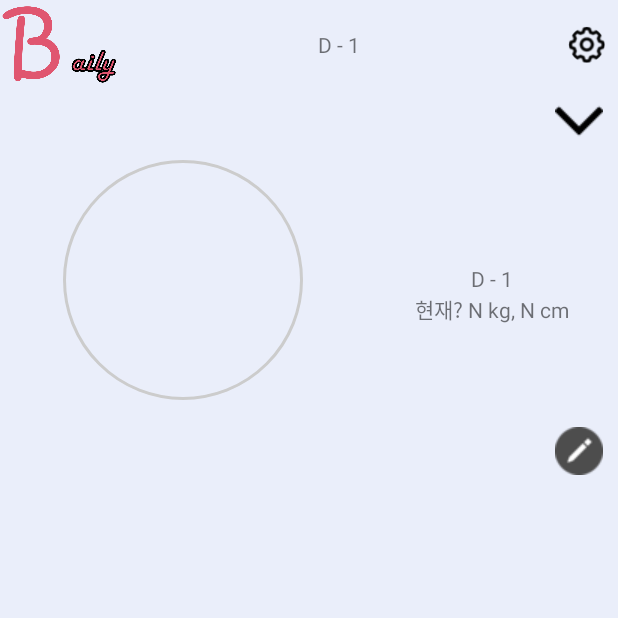
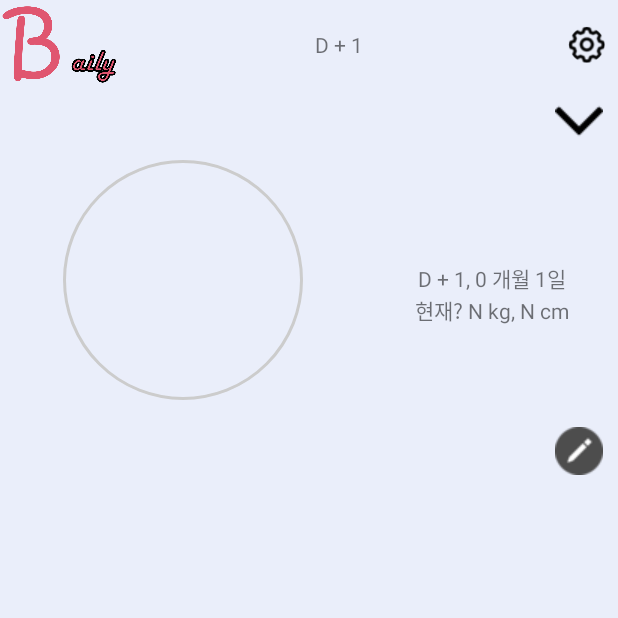
Before and after one commit to TAEHOONS/Baily, an Android app: the MainPage screen opened directly, with no data from a screen before it, item 3 of the bottom bar chosen, on a phone screen of 412 x 824 dp, the top half of it. Run offline under Robolectric (Android 15) with nearby library versions, the phone set to English and light mode, and no system bars; our stand-ins replace CircleImageView; libraries missing offline, so code that uses them is left out: com.github.mikephil.charting; 85 statements that could not run were skipped.

Commit message:
날짜 변경

```diff
--- a/app/src/main/java/com/example/baily/main/MainPage.java
+++ b/app/src/main/java/com/example/baily/main/MainPage.java
@@ -95,8 +95,7 @@ public class MainPage extends AppCompatActivity {
             BDay = cursor.getInt(5);
         }
         caldate caldate=new caldate(BYear,BMonth,BDay);
-
-        DayText.setText("D - "+caldate.result);
+        DayText.setText("D + "+caldate.result);
     }
 
 
--- a/app/src/main/java/com/example/baily/main/home/FragHome.java
+++ b/app/src/main/java/com/example/baily/main/home/FragHome.java
@@ -330,7 +330,8 @@ public class FragHome extends Fragment {
 
         caldate caldate=new caldate(BYear,BMonth,BDay);
 
-        homeDday.setText("D - "+caldate.result);
+        int calint=Integer.valueOf(caldate.result);
+        homeDday.setText("D + "+caldate.result+", "+(calint/30)+" 개월 "+(calint%30)+"일");
 
     }
 
```
